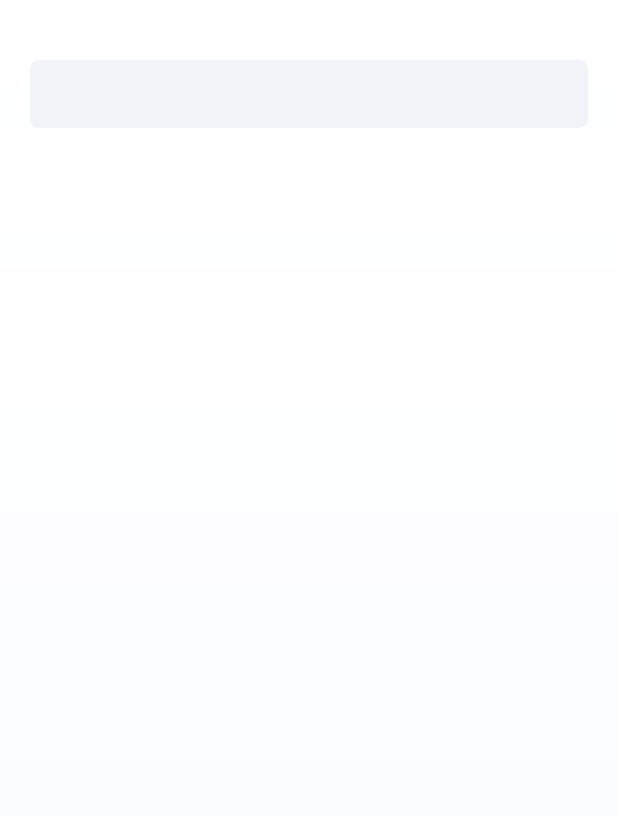
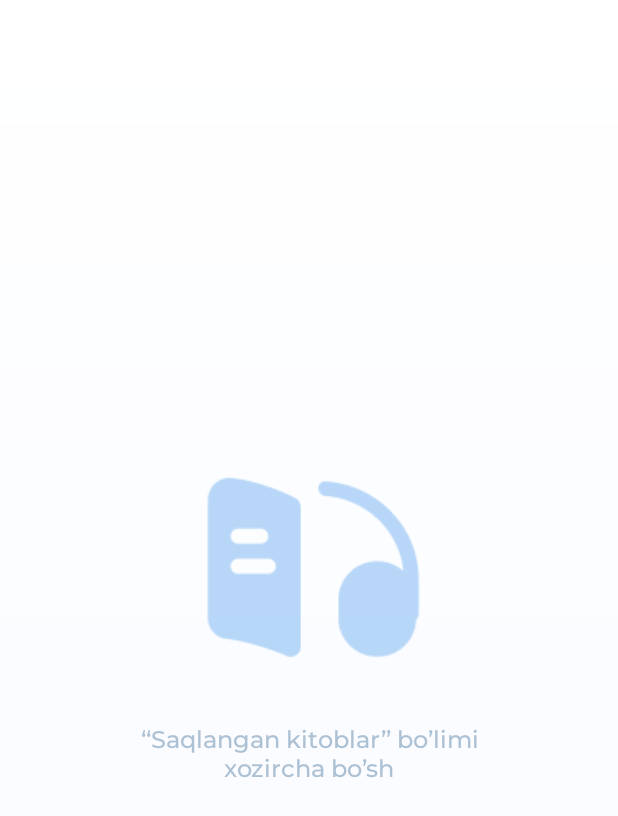
Before and after one commit to yahyamahmudiy/Halqa, an Android app: the fragment BookmarkFragment shown on its own in the app's theme, on a phone screen of 412 x 824 dp. Shown: the top 816 px of the screen. Run offline under Robolectric (Android 15) with nearby library versions, the phone set to English and light mode, and no system bars; our stand-ins replace Dagger/Hilt's generated code; libraries missing offline, so code that uses them is left out: by.kirich1409.viewbindingdelegate; 5 statements that could not run were skipped.

Commit message:
some change

```diff
--- a/app/src/main/java/com/example/halqa/fragment/mainflow/bookmark/BookmarkFragment.kt
+++ b/app/src/main/java/com/example/halqa/fragment/mainflow/bookmark/BookmarkFragment.kt
@@ -47,9 +47,9 @@ class BookmarkFragment : Fragment(R.layout.fragment_bookmark) {
         refreshAdapter()
 
         if (isBool){
-            binding.tvText.text = requireContext().getString(R.string.str_text)
+            binding.tvIsNotSaved.text = requireContext().getString(R.string.str_text)
         }else{
-            binding.tvText.text = requireContext().getString(R.string.str_text_kirill)
+            binding.tvIsNotSaved.text = requireContext().getString(R.string.str_text_kirill)
         }
     }
 
--- a/app/src/main/res/layout/fragment_bookmark.xml
+++ b/app/src/main/res/layout/fragment_bookmark.xml
@@ -8,10 +8,50 @@
     tools:context=".fragment.mainflow.bookmark.BookmarkFragment">
 
     <androidx.constraintlayout.widget.ConstraintLayout
+        android:id="@+id/isEmpty"
+        android:layout_width="match_parent"
+        android:layout_height="match_parent"
+        android:background="@drawable/main_gradient">
+
+        <LinearLayout
+            android:layout_width="match_parent"
+            android:layout_height="match_parent"
+            android:gravity="center"
+            android:orientation="vertical"
+            app:layout_constraintBottom_toBottomOf="parent"
+            app:layout_constraintLeft_toLeftOf="parent"
+            app:layout_constraintRight_toRightOf="parent"
+            app:layout_constraintTop_toTopOf="parent">
+
+            <ImageView
+                android:id="@+id/iv_img"
+                android:layout_width="wrap_content"
+                android:layout_height="wrap_content"
+                android:src="@drawable/img_empty" />
+
+            <TextView
+                android:id="@+id/tvIsNotSaved"
+                android:layout_width="match_parent"
+                android:layout_height="wrap_content"
+                android:layout_marginHorizontal="70dp"
+                android:layout_marginTop="20dp"
+                android:fontFamily="@font/montserrat_medium"
+                android:gravity="center"
+                android:text="@string/str_saqlangan_kitoblar_bo_limi_xozircha_bo_sh"
+                android:textColor="#ADC1D4"
+                android:textSize="16sp"
+                app:layout_constraintTop_toBottomOf="@id/iv_img" />
+
+        </LinearLayout>
+
+    </androidx.constraintlayout.widget.ConstraintLayout>
+
+
+    <androidx.constraintlayout.widget.ConstraintLayout
         android:layout_width="match_parent"
         android:layout_height="match_parent"
         android:background="@drawable/main_gradient"
-        android:visibility="visible">
+        android:visibility="gone">
 
         <com.google.android.material.tabs.TabLayout
             android:id="@+id/tl_filter"
```
